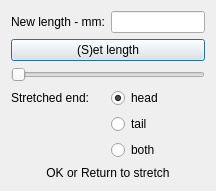
Above: dialogz/beamstretch.ui from oddtopus/dodo before the change. Below: the same form after it.
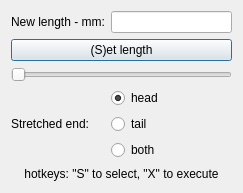
That is the form after the change.

```diff
--- a/dialogz/beamstretch.ui
+++ b/dialogz/beamstretch.ui
@@ -6,8 +6,8 @@
    <rect>
     <x>0</x>
     <y>0</y>
-    <width>216</width>
-    <height>186</height>
+    <width>243</width>
+    <height>193</height>
    </rect>
   </property>
   <property name="baseSize">
@@ -47,13 +47,6 @@
      </property>
     </widget>
    </item>
-   <item row="4" column="0">
-    <widget class="QLabel" name="label_2">
-     <property name="text">
-      <string>Stretched end:</string>
-     </property>
-    </widget>
-   </item>
    <item row="5" column="1">
     <widget class="QRadioButton" name="tail">
      <property name="text">
@@ -91,13 +84,20 @@
    <item row="7" column="0" colspan="3">
     <widget class="QLabel" name="label_3">
      <property name="text">
-      <string>OK or Return to stretch</string>
+      <string>hotkeys: &quot;S&quot; to select, &quot;X&quot; to execute</string>
      </property>
      <property name="alignment">
       <set>Qt::AlignCenter</set>
      </property>
     </widget>
    </item>
+   <item row="4" column="0" rowspan="3">
+    <widget class="QLabel" name="label_2">
+     <property name="text">
+      <string>Stretched end:</string>
+     </property>
+    </widget>
+   </item>
   </layout>
  </widget>
  <tabstops>
```
